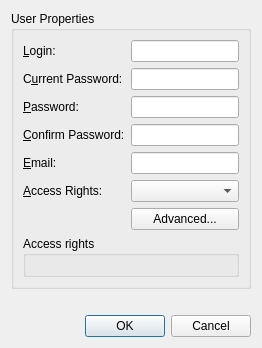
First picture: the form in client/src/ui/dialogs/user_settings_dialog.ui, repository networkoptix/nx_open, before the edit.
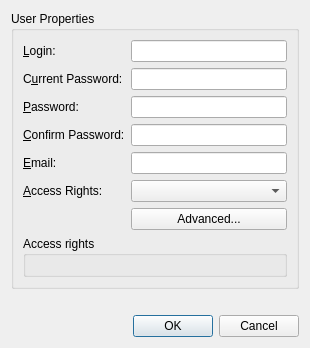
Second picture: the form after the edit.

Commit message:
Bug #1897: Make user settings dialog resizable
<==== Mercurial data ====>
Branch: master

```diff
--- a/client/src/ui/dialogs/user_settings_dialog.ui
+++ b/client/src/ui/dialogs/user_settings_dialog.ui
@@ -6,8 +6,8 @@
    <rect>
     <x>0</x>
     <y>0</y>
-    <width>317</width>
-    <height>379</height>
+    <width>310</width>
+    <height>389</height>
    </rect>
   </property>
   <property name="sizePolicy">
@@ -21,12 +21,12 @@
   </property>
   <layout class="QVBoxLayout" name="verticalLayout">
    <property name="sizeConstraint">
-    <enum>QLayout::SetFixedSize</enum>
+    <enum>QLayout::SetMinAndMaxSize</enum>
    </property>
    <item>
     <widget class="QGroupBox" name="groupBox">
      <property name="sizePolicy">
-      <sizepolicy hsizetype="Preferred" vsizetype="Fixed">
+      <sizepolicy hsizetype="Expanding" vsizetype="Fixed">
        <horstretch>0</horstretch>
        <verstretch>0</verstretch>
       </sizepolicy>
```
The commit also changes 2 other files.
